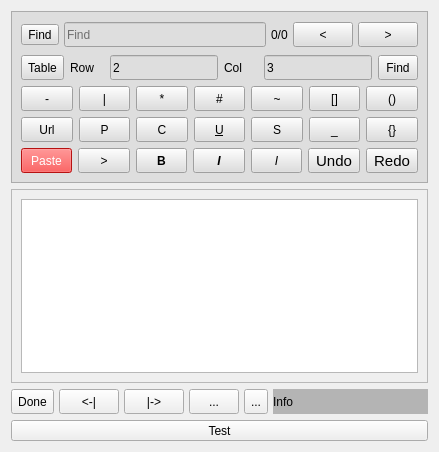
ic005k/Knot-Legacy, file src/Notes.ui: the form before one commit.
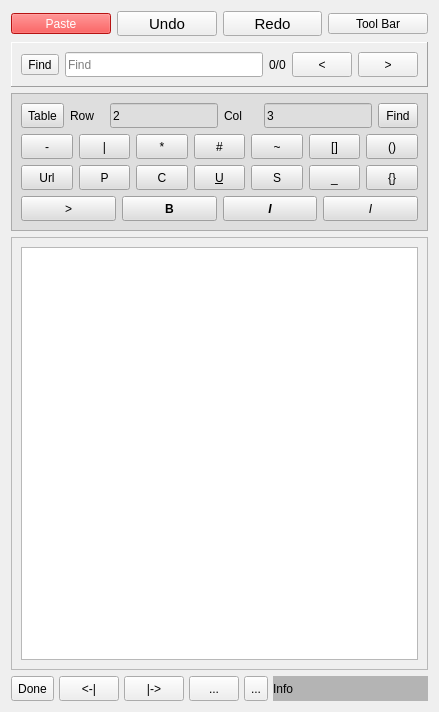
The form after the commit. Icons and pictures are not drawn.

Diff of the .ui file:
```diff
--- a/src/Notes.ui
+++ b/src/Notes.ui
@@ -7,7 +7,7 @@
     <x>0</x>
     <y>0</y>
     <width>439</width>
-    <height>452</height>
+    <height>712</height>
    </rect>
   </property>
   <property name="windowTitle">
@@ -15,59 +15,169 @@
   </property>
   <layout class="QVBoxLayout" name="verticalLayout_2">
    <item>
-    <widget class="QFrame" name="frameFun">
-     <property name="minimumSize">
-      <size>
-       <width>0</width>
-       <height>0</height>
-      </size>
-     </property>
-     <property name="styleSheet">
-      <string notr="true">background-color: rgb(222, 222, 222);</string>
-     </property>
-     <property name="frameShape">
-      <enum>QFrame::StyledPanel</enum>
-     </property>
-     <property name="frameShadow">
-      <enum>QFrame::Raised</enum>
-     </property>
-     <layout class="QVBoxLayout" name="verticalLayout">
-      <item>
-       <widget class="QFrame" name="frameFind">
-        <property name="minimumSize">
-         <size>
-          <width>0</width>
-          <height>28</height>
-         </size>
-        </property>
-        <property name="maximumSize">
-         <size>
-          <width>16777215</width>
-          <height>28</height>
-         </size>
-        </property>
-        <property name="frameShape">
-         <enum>QFrame::NoFrame</enum>
-        </property>
-        <property name="frameShadow">
-         <enum>QFrame::Raised</enum>
-        </property>
         <layout class="QHBoxLayout" name="horizontalLayout_7">
-         <property name="spacing">
-          <number>5</number>
-         </property>
-         <property name="leftMargin">
-          <number>0</number>
-         </property>
-         <property name="topMargin">
-          <number>0</number>
-         </property>
-         <property name="rightMargin">
-          <number>0</number>
-         </property>
-         <property name="bottomMargin">
-          <number>0</number>
-         </property>
+     <item>
+      <widget class="QToolButton" name="btnPaste">
+       <property name="sizePolicy">
+        <sizepolicy hsizetype="Preferred" vsizetype="Fixed">
+         <horstretch>0</horstretch>
+         <verstretch>0</verstretch>
+        </sizepolicy>
+       </property>
+       <property name="minimumSize">
+        <size>
+         <width>0</width>
+         <height>0</height>
+        </size>
+       </property>
+       <property name="maximumSize">
+        <size>
+         <width>16777215</width>
+         <height>16777215</height>
+        </size>
+       </property>
+       <property name="styleSheet">
+        <string notr="true">background-color: rgb(255, 25, 25);
+color: rgb(255, 255, 255);</string>
+       </property>
+       <property name="text">
+        <string>Paste</string>
+       </property>
+       <property name="toolButtonStyle">
+        <enum>Qt::ToolButtonTextOnly</enum>
+       </property>
+      </widget>
+     </item>
+     <item>
+      <widget class="QToolButton" name="btnUndo">
+       <property name="sizePolicy">
+        <sizepolicy hsizetype="Preferred" vsizetype="Preferred">
+         <horstretch>0</horstretch>
+         <verstretch>0</verstretch>
+        </sizepolicy>
+       </property>
+       <property name="minimumSize">
+        <size>
+         <width>0</width>
+         <height>0</height>
+        </size>
+       </property>
+       <property name="maximumSize">
+        <size>
+         <width>16777215</width>
+         <height>16777215</height>
+        </size>
+       </property>
+       <property name="font">
+        <font>
+         <pointsize>11</pointsize>
+        </font>
+       </property>
+       <property name="text">
+        <string>Undo</string>
+       </property>
+       <property name="icon">
+        <iconset resource="../res.qrc">
+         <normaloff>:/res/undo.png</normaloff>:/res/undo.png</iconset>
+       </property>
+       <property name="iconSize">
+        <size>
+         <width>18</width>
+         <height>18</height>
+        </size>
+       </property>
+       <property name="toolButtonStyle">
+        <enum>Qt::ToolButtonIconOnly</enum>
+       </property>
+      </widget>
+     </item>
+     <item>
+      <widget class="QToolButton" name="btnRedo">
+       <property name="sizePolicy">
+        <sizepolicy hsizetype="Preferred" vsizetype="Preferred">
+         <horstretch>0</horstretch>
+         <verstretch>0</verstretch>
+        </sizepolicy>
+       </property>
+       <property name="minimumSize">
+        <size>
+         <width>0</width>
+         <height>0</height>
+        </size>
+       </property>
+       <property name="maximumSize">
+        <size>
+         <width>16777215</width>
+         <height>16777215</height>
+        </size>
+       </property>
+       <property name="font">
+        <font>
+         <pointsize>11</pointsize>
+        </font>
+       </property>
+       <property name="text">
+        <string>Redo</string>
+       </property>
+       <property name="icon">
+        <iconset resource="../res.qrc">
+         <normaloff>:/res/redo.png</normaloff>:/res/redo.png</iconset>
+       </property>
+       <property name="iconSize">
+        <size>
+         <width>18</width>
+         <height>18</height>
+        </size>
+       </property>
+       <property name="toolButtonStyle">
+        <enum>Qt::ToolButtonIconOnly</enum>
+       </property>
+      </widget>
+     </item>
+     <item>
+      <widget class="QToolButton" name="btnShowTools">
+       <property name="sizePolicy">
+        <sizepolicy hsizetype="Preferred" vsizetype="Fixed">
+         <horstretch>0</horstretch>
+         <verstretch>0</verstretch>
+        </sizepolicy>
+       </property>
+       <property name="text">
+        <string>Tool Bar</string>
+       </property>
+      </widget>
+     </item>
+    </layout>
+   </item>
+   <item>
+    <widget class="QFrame" name="f_Find">
+     <property name="sizePolicy">
+      <sizepolicy hsizetype="Preferred" vsizetype="Preferred">
+       <horstretch>0</horstretch>
+       <verstretch>0</verstretch>
+      </sizepolicy>
+     </property>
+     <property name="minimumSize">
+      <size>
+       <width>0</width>
+       <height>0</height>
+      </size>
+     </property>
+     <property name="maximumSize">
+      <size>
+       <width>16777215</width>
+       <height>16777215</height>
+      </size>
+     </property>
+     <property name="frameShape">
+      <enum>QFrame::Panel</enum>
+     </property>
+     <property name="frameShadow">
+      <enum>QFrame::Raised</enum>
+     </property>
+     <layout class="QVBoxLayout" name="verticalLayout_3">
+      <item>
+       <layout class="QHBoxLayout" name="horizontalLayout_8">
          <item>
           <widget class="QToolButton" name="btnFind">
            <property name="text">
@@ -86,7 +196,7 @@
            <property name="maximumSize">
             <size>
              <width>16777215</width>
-             <height>25</height>
+            <height>16777215</height>
             </size>
            </property>
            <property name="placeholderText">
@@ -115,7 +225,7 @@
            <property name="maximumSize">
             <size>
              <width>60</width>
-             <height>25</height>
+            <height>16777215</height>
             </size>
            </property>
            <property name="text">
@@ -137,7 +247,7 @@
            <property name="maximumSize">
             <size>
              <width>60</width>
-             <height>25</height>
+            <height>16777215</height>
             </size>
            </property>
            <property name="text">
@@ -146,8 +256,28 @@
           </widget>
          </item>
         </layout>
-       </widget>
-      </item>
+      </item>
+     </layout>
+    </widget>
+   </item>
+   <item>
+    <widget class="QFrame" name="f_Fun">
+     <property name="minimumSize">
+      <size>
+       <width>0</width>
+       <height>0</height>
+      </size>
+     </property>
+     <property name="styleSheet">
+      <string notr="true">background-color: rgb(222, 222, 222);</string>
+     </property>
+     <property name="frameShape">
+      <enum>QFrame::StyledPanel</enum>
+     </property>
+     <property name="frameShadow">
+      <enum>QFrame::Raised</enum>
+     </property>
+     <layout class="QVBoxLayout" name="verticalLayout">
       <item>
        <layout class="QHBoxLayout" name="horizontalLayout_3">
         <item>
@@ -718,38 +848,6 @@
       </item>
       <item>
        <layout class="QHBoxLayout" name="horizontalLayout_2">
-        <item>
-         <widget class="QToolButton" name="btnPaste">
-          <property name="sizePolicy">
-           <sizepolicy hsizetype="Preferred" vsizetype="Fixed">
-            <horstretch>0</horstretch>
-            <verstretch>0</verstretch>
-           </sizepolicy>
-          </property>
-          <property name="minimumSize">
-           <size>
-            <width>0</width>
-            <height>25</height>
-           </size>
-          </property>
-          <property name="maximumSize">
-           <size>
-            <width>16777215</width>
-            <height>25</height>
-           </size>
-          </property>
-          <property name="styleSheet">
-           <string notr="true">background-color: rgb(255, 25, 25);
-color: rgb(255, 255, 255);</string>
-          </property>
-          <property name="text">
-           <string>Paste</string>
-          </property>
-          <property name="toolButtonStyle">
-           <enum>Qt::ToolButtonTextOnly</enum>
-          </property>
-         </widget>
-        </item>
         <item>
          <widget class="QToolButton" name="btnReference">
           <property name="sizePolicy">
@@ -884,92 +982,6 @@
           </property>
          </widget>
         </item>
-        <item>
-         <widget class="QToolButton" name="btnUndo">
-          <property name="sizePolicy">
-           <sizepolicy hsizetype="Preferred" vsizetype="Fixed">
-            <horstretch>0</horstretch>
-            <verstretch>0</verstretch>
-           </sizepolicy>
-          </property>
-          <property name="minimumSize">
-           <size>
-            <width>0</width>
-            <height>25</height>
-           </size>
-          </property>
-          <property name="maximumSize">
-           <size>
-            <width>16777215</width>
-            <height>25</height>
-           </size>
-          </property>
-          <property name="font">
-           <font>
-            <pointsize>11</pointsize>
-           </font>
-          </property>
-          <property name="text">
-           <string>Undo</string>
-          </property>
-          <property name="icon">
-           <iconset resource="../res.qrc">
-            <normaloff>:/res/undo.png</normaloff>:/res/undo.png</iconset>
-          </property>
-          <property name="iconSize">
-           <size>
-            <width>30</width>
-            <height>30</height>
-           </size>
-          </property>
-          <property name="toolButtonStyle">
-           <enum>Qt::ToolButtonIconOnly</enum>
-          </property>
-         </widget>
-        </item>
-        <item>
-         <widget class="QToolButton" name="btnRedo">
-          <property name="sizePolicy">
-           <sizepolicy hsizetype="Preferred" vsizetype="Fixed">
-            <horstretch>0</horstretch>
-            <verstretch>0</verstretch>
-           </sizepolicy>
-          </property>
-          <property name="minimumSize">
-           <size>
-            <width>0</width>
-            <height>25</height>
-           </size>
-          </property>
-          <property name="maximumSize">
-           <size>
-            <width>16777215</width>
-            <height>25</height>
-           </size>
-          </property>
-          <property name="font">
-           <font>
-            <pointsize>11</pointsize>
-           </font>
-          </property>
-          <property name="text">
-           <string>Redo</string>
-          </property>
-          <property name="icon">
-           <iconset resource="../res.qrc">
-            <normaloff>:/res/redo.png</normaloff>:/res/redo.png</iconset>
-          </property>
-          <property name="iconSize">
-           <size>
-            <width>30</width>
-            <height>30</height>
-           </size>
-          </property>
-          <property name="toolButtonStyle">
-           <enum>Qt::ToolButtonIconOnly</enum>
-          </property>
-         </widget>
-        </item>
        </layout>
       </item>
      </layout>
@@ -993,17 +1005,10 @@
       <enum>QFrame::Raised</enum>
      </property>
      <layout class="QGridLayout" name="gridLayout">
-      <item row="0" column="0">
-       <layout class="QHBoxLayout" name="horizontalLayout_5">
-        <property name="spacing">
-         <number>0</number>
-        </property>
-        <item>
+      <item row="0" column="1">
          <widget class="QTextEdit" name="editSource"/>
         </item>
        </layout>
-      </item>
-     </layout>
     </widget>
    </item>
    <item>
@@ -1176,19 +1181,6 @@
      </item>
     </layout>
    </item>
-   <item>
-    <widget class="QToolButton" name="btnTest">
-     <property name="sizePolicy">
-      <sizepolicy hsizetype="Preferred" vsizetype="Fixed">
-       <horstretch>0</horstretch>
-       <verstretch>0</verstretch>
-      </sizepolicy>
-     </property>
-     <property name="text">
-      <string>Test</string>
-     </property>
-    </widget>
-   </item>
   </layout>
  </widget>
  <resources>
```
Lines whose indentation alone changed are shown as unchanged.
